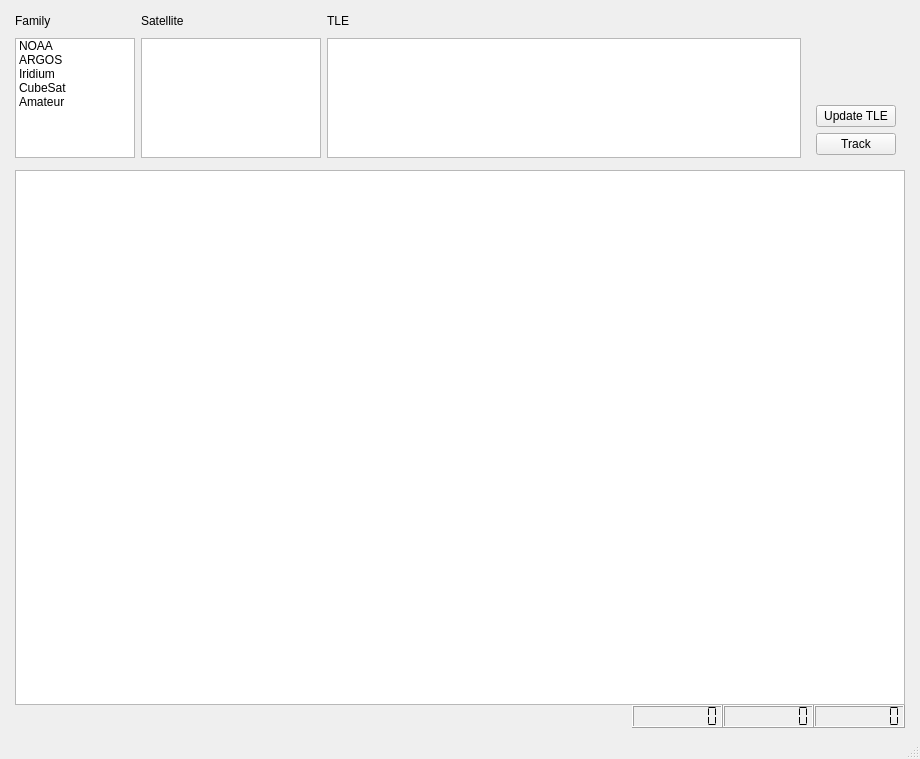
Qt form resources/mainWindow.ui (swichman/ephem_track) before a commit.
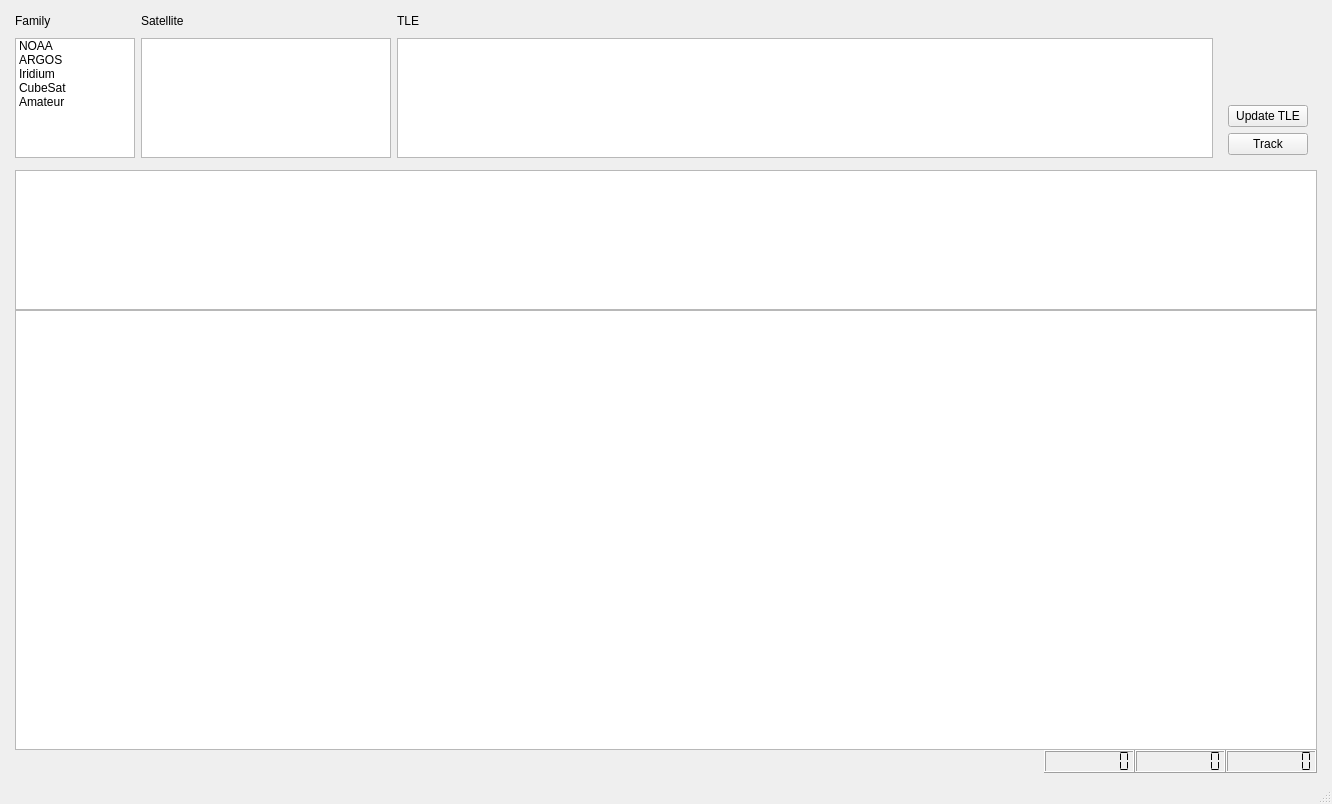
The same form after that commit.

Commit message: added pass list generation and fixed bug with tle being parsed incorrectly

Patch:
```diff
--- a/resources/mainWindow.ui
+++ b/resources/mainWindow.ui
@@ -6,8 +6,8 @@
    <rect>
     <x>0</x>
     <y>0</y>
-    <width>920</width>
-    <height>759</height>
+    <width>1332</width>
+    <height>804</height>
    </rect>
   </property>
   <property name="windowTitle">
@@ -128,7 +128,7 @@
           </property>
           <property name="maximumSize">
            <size>
-            <width>180</width>
+            <width>250</width>
             <height>155</height>
            </size>
           </property>
@@ -146,7 +146,7 @@
              </property>
              <property name="maximumSize">
               <size>
-               <width>180</width>
+               <width>250</width>
                <height>120</height>
               </size>
              </property>
@@ -222,6 +222,9 @@
              <property name="lineWrapMode">
               <enum>QTextEdit::NoWrap</enum>
              </property>
+             <property name="readOnly">
+              <bool>true</bool>
+             </property>
             </widget>
            </item>
           </layout>
@@ -293,7 +296,45 @@
          <number>6</number>
         </property>
         <item>
-         <widget class="QTextEdit" name="LogTextEdit"/>
+         <widget class="QListWidget" name="PassList">
+          <property name="enabled">
+           <bool>true</bool>
+          </property>
+          <property name="minimumSize">
+           <size>
+            <width>0</width>
+            <height>140</height>
+           </size>
+          </property>
+          <property name="maximumSize">
+           <size>
+            <width>16777215</width>
+            <height>140</height>
+           </size>
+          </property>
+          <property name="autoFillBackground">
+           <bool>false</bool>
+          </property>
+          <property name="editTriggers">
+           <set>QAbstractItemView::NoEditTriggers</set>
+          </property>
+          <property name="showDropIndicator" stdset="0">
+           <bool>true</bool>
+          </property>
+          <property name="viewMode">
+           <enum>QListView::ListMode</enum>
+          </property>
+         </widget>
+        </item>
+        <item>
+         <widget class="QTextEdit" name="LogTextEdit">
+          <property name="enabled">
+           <bool>true</bool>
+          </property>
+          <property name="readOnly">
+           <bool>true</bool>
+          </property>
+         </widget>
         </item>
         <item>
          <layout class="QHBoxLayout" name="horizontalLayout">
```
Left out of the diff: 2 changed lines with no effect on the pictures. The commit also changes 1 other file.
